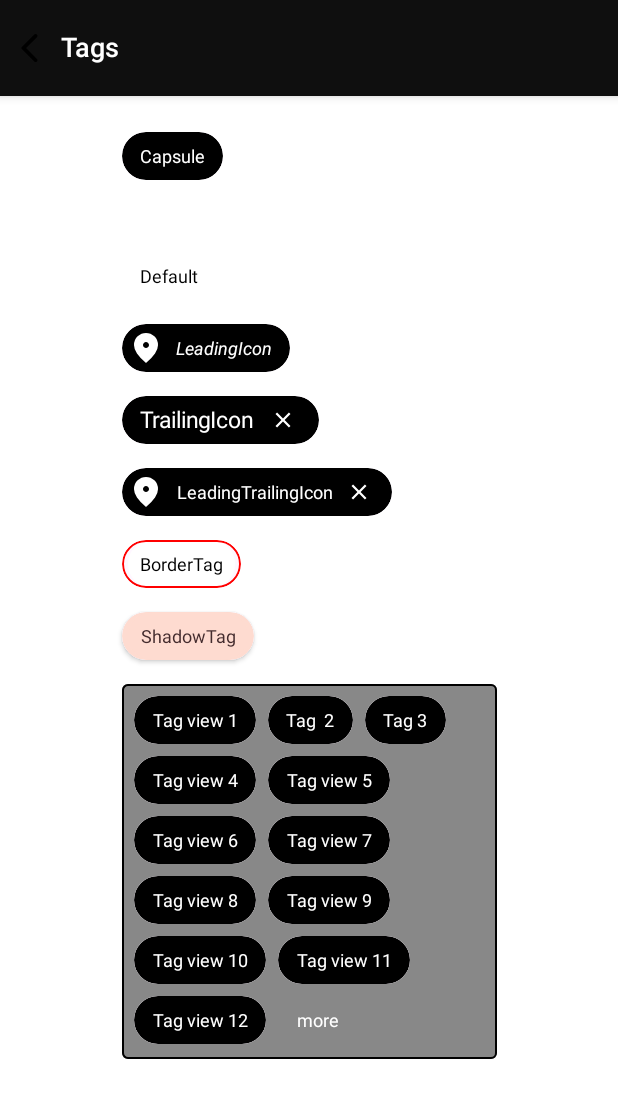
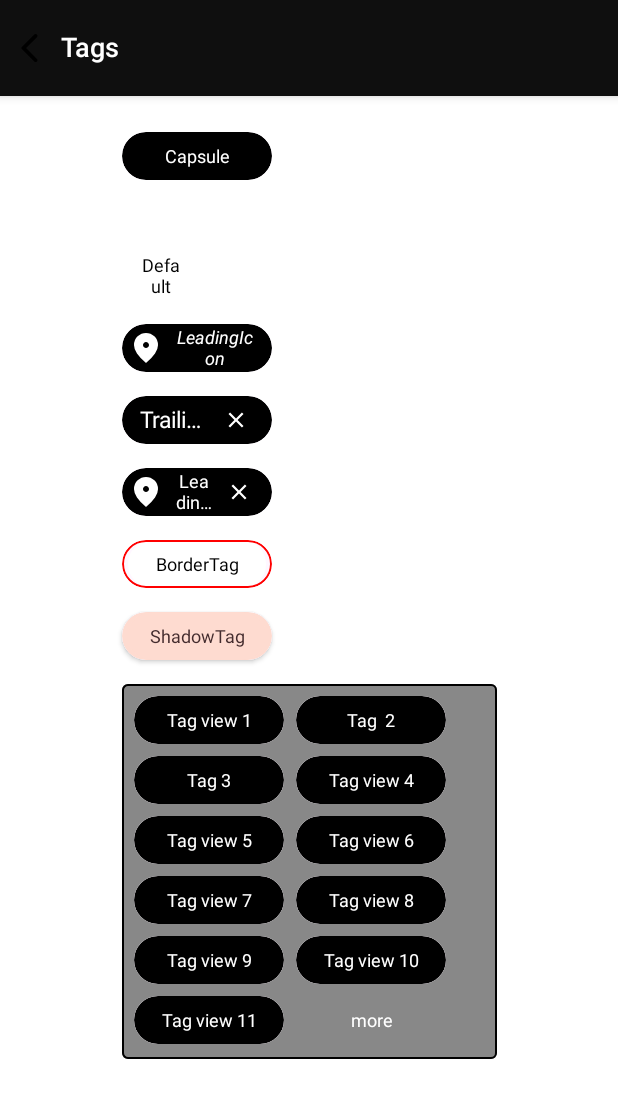
Before and after one commit to codeandtheory/YTag-android, an Android app built with Jetpack Compose: the YTagActivity screen opened directly, with no data from a screen before it, on a phone screen of 412 x 824 dp. Shown: the top 1098 px of the screen. Run offline under Robolectric (Android 15) with nearby library versions, the phone set to English and light mode, and no system bars; our stand-ins replace Dagger/Hilt's generated code, constraintlayout-compose.

Commit message:
Replaced Row layout with constraint layout in TagView to make text view fit in the tag view.

```diff
--- a/core/ui/src/main/java/co/yml/coreui/core/ui/ytag/TagView.kt
+++ b/core/ui/src/main/java/co/yml/coreui/core/ui/ytag/TagView.kt
@@ -7,9 +7,11 @@ import androidx.compose.foundation.clickable
 import androidx.compose.foundation.layout.*
 import androidx.compose.foundation.shape.CircleShape
 import androidx.compose.foundation.shape.RoundedCornerShape
-import androidx.compose.material3.*
+import androidx.compose.material3.Icon
+import androidx.compose.material3.IconButton
+import androidx.compose.material3.Surface
+import androidx.compose.material3.Text
 import androidx.compose.runtime.Composable
-import androidx.compose.ui.Alignment
 import androidx.compose.ui.Modifier
 import androidx.compose.ui.graphics.Color
 import androidx.compose.ui.graphics.RectangleShape
@@ -21,7 +23,8 @@ import androidx.compose.ui.tooling.preview.Preview
 import androidx.compose.ui.unit.Dp
 import androidx.compose.ui.unit.dp
 import androidx.compose.ui.unit.sp
-import co.yml.coreui.core.ui.ytag.model.TagViewData
+import androidx.constraintlayout.compose.ConstraintLayout
+import androidx.constraintlayout.compose.Dimension
 import co.yml.coreui.core.ui.ytag.model.TagViewModifiers
 
 /**
@@ -53,8 +56,10 @@ fun TagView(
                 .width(width = width ?: Dp.Unspecified)
                 .height(height = height)
         ) {
-            Row(
+            ConstraintLayout(
                 modifier = Modifier
+                    .width(width = width ?: Dp.Unspecified)
+                    .height(height)
                     .run {
                         if (enableBorder) {
                             border(
@@ -77,10 +82,18 @@ fun TagView(
                     .background(
                         color = backgroundColor,
                         shape = shape
-                    ),
-                verticalAlignment = Alignment.CenterVertically
+                    )
             ) {
-                leadingIcon?.invoke(enabled)
+                val (leading_icon, text_view, trailing_icon) = createRefs()
+
+                Box(modifier = Modifier.constrainAs(leading_icon) {
+                    start.linkTo(parent.start)
+                    top.linkTo(parent.top)
+                    bottom.linkTo(parent.bottom)
+                }
+                ) {
+                    leadingIcon?.invoke(enabled)
+                }
 
                 Text(
                     text = overFlowText.ifEmpty { text },
@@ -91,10 +104,16 @@ fun TagView(
                     fontStyle = fontStyle,
                     letterSpacing = letterSpacing,
                     modifier = Modifier
+                        .constrainAs(text_view) {
+                            start.linkTo(leading_icon.end)
+                            end.linkTo(trailing_icon.start)
+                            top.linkTo(parent.top)
+                            bottom.linkTo(parent.bottom)
+                            width = Dimension.fillToConstraints
+                        }
                         .padding(
                             textPadding
                         )
-                        .align(Alignment.CenterVertically)
                         .semantics {
                             this.contentDescription = semantics
                         },
@@ -107,7 +126,15 @@ fun TagView(
                     maxLines = maxLines,
                     onTextLayout = onTextLayout
                 )
-                trailingIcon?.invoke(enabled)
+                Box(modifier = Modifier.constrainAs(trailing_icon) {
+                    end.linkTo(parent.end)
+                    top.linkTo(parent.top)
+                    bottom.linkTo(parent.bottom)
+                }
+                ) {
+                    trailingIcon?.invoke(enabled)
+                }
+
             }
         }
     }
--- a/core/ui/src/main/java/co/yml/coreui/core/ui/ytag/TagViewContainer.kt
+++ b/core/ui/src/main/java/co/yml/coreui/core/ui/ytag/TagViewContainer.kt
@@ -222,7 +222,6 @@ fun showOverFlow(
 
     if (tagViewContainerModifiers.moreTagConfiguration.showOverFlow) {
         val moreTagPlaceAble = placeAbles.last()
-        val remainingTags = placeAbles.lastIndex - 1 - index
 
         if (offset.x + moreTagPlaceAble.first.width < constraints.maxWidth && offset.y + moreTagPlaceAble.first.height < constraints.maxHeight) {
             //place more tag
@@ -238,10 +237,13 @@ fun showOverFlow(
                 val moreTagYOffset = previousOffset.y
 
                 if (moreTagXOffset + moreTagPlaceAble.first.width < constraints.maxWidth && moreTagYOffset + moreTagPlaceAble.first.height < constraints.maxHeight) {
+                    val remainingTags = placeAbles.lastIndex - index
+                    tagViewContainerModifiers.moreTagConfiguration.overFlowText.invoke(remainingTags)
                     return Pair(moreTagPlaceAble.first, IntOffset(moreTagXOffset, moreTagYOffset))
                 }
             }
-
+            val remainingTags = placeAbles.lastIndex - index
+            tagViewContainerModifiers.moreTagConfiguration.overFlowText.invoke(remainingTags)
             return moreTagPlaceAble
         }
     } else {
--- a/core/ui/src/main/java/co/yml/coreui/core/ui/ytag/model/TagViewContainerModifiers.kt
+++ b/core/ui/src/main/java/co/yml/coreui/core/ui/ytag/model/TagViewContainerModifiers.kt
@@ -23,7 +23,7 @@ import androidx.compose.ui.unit.dp
  * @param containerPaddingValues define padding for TagViewContainer
  * @param tagSpacingHorizontal horizontal padding between tag views
  * @param tagSpacingVertical vertical padding between tag views
- *
+ * @param semantics add content description for tag view container
  */
 data class TagViewContainerModifiers(
     val minWidth: Dp,
--- a/core/ui/src/main/java/co/yml/coreui/core/ui/ytag/model/TagViewModifiers.kt
+++ b/core/ui/src/main/java/co/yml/coreui/core/ui/ytag/model/TagViewModifiers.kt
@@ -50,6 +50,7 @@ import androidx.compose.ui.unit.sp
  * @param shadowElevation  The size of the shadow below the surface.
  * @param containerPaddingValues define padding for TagView
  * @param onClick perform click event
+ * @param semantics add content description for tag view
  */
 data class TagViewModifiers(
     val minWidth: Dp,
--- a/feature/ytag/src/main/java/co/yml/coreui/feature/ytag/ui/YTagActivity.kt
+++ b/feature/ytag/src/main/java/co/yml/coreui/feature/ytag/ui/YTagActivity.kt
@@ -27,6 +27,7 @@ import androidx.compose.ui.res.stringResource
 import androidx.compose.ui.text.TextStyle
 import androidx.compose.ui.text.font.FontFamily
 import androidx.compose.ui.text.font.FontStyle
+import androidx.compose.ui.text.style.TextAlign
 import androidx.compose.ui.text.style.TextOverflow
 import androidx.compose.ui.unit.dp
 import androidx.compose.ui.unit.sp
@@ -104,6 +105,7 @@ fun DefaultTag() {
 @Composable
 fun CapsuleTag() {
     val tagViewModifiers = TagViewModifiers.Builder()
+        .width(100.dp)
         .shape(CircleShape)
         .backgroundColor(Color.Black)
         .textColor(Color.White)
@@ -119,6 +121,7 @@ fun CapsuleTag() {
 @Composable
 fun RectangleTag() {
     val tagViewModifiers = TagViewModifiers.Builder()
+        .width(100.dp)
         .shape(RectangleShape)
         .backgroundColor(Color.Black)
         .textColor(Color.White)
@@ -135,6 +138,7 @@ fun RectangleTag() {
 fun RoundRectangleTag() {
     val tagViewModifiers = TagViewModifiers.Builder()
         .shape(RoundedCornerShape(dimensionResource(id = R.dimen.padding_small)))
+        .width(100.dp)
         .backgroundColor(Color.Black)
         .textColor(Color.White)
         .style(textStyle)
@@ -150,6 +154,9 @@ fun RoundRectangleTag() {
 fun TagWithLeadingIcon() {
     val context = LocalContext.current
     val tagViewModifiers = TagViewModifiers.Builder()
+        .width(100.dp)
+        .maxLines(1)
+        .overFlow(TextOverflow.Ellipsis)
         .shape(CircleShape)
         .backgroundColor(Color.Black)
         .textColor(Color.White)
@@ -178,6 +185,10 @@ fun TagWithLeadingIcon() {
 fun TagWithTrailingIcon() {
     val context = LocalContext.current
     val tagViewModifiers = TagViewModifiers.Builder()
+        .width(100.dp)
+        .maxLines(1)
+        .textAlign(TextAlign.Start)
+        .overFlow(TextOverflow.Ellipsis)
         .shape(CircleShape)
         .backgroundColor(Color.Black)
         .textColor(Color.White)
@@ -206,6 +217,9 @@ fun TagWithTrailingIcon() {
 fun TagWithLeadingTrailingIcon() {
     val context = LocalContext.current
     val tagViewModifiers = TagViewModifiers.Builder()
+        .width(100.dp)
+        .maxLines(1)
+        .overFlow(TextOverflow.Ellipsis)
         .shape(CircleShape)
         .backgroundColor(Color.Black)
         .maxLines(1)
@@ -258,6 +272,7 @@ fun TagWithLeadingTrailingIcon() {
 @Composable
 fun BorderTag() {
     val tagViewModifiers = TagViewModifiers.Builder()
+        .width(100.dp)
         .textColor(Color.Black)
         .enableBorder(true)
         .borderColor(Color.Red)
@@ -276,6 +291,7 @@ fun BorderTag() {
 @Composable
 fun ShadowTag() {
     val tagViewModifiers = TagViewModifiers.Builder()
+        .width(100.dp)
         .textColor(colorResource(id = co.yml.coreui.feature.ytag.R.color.tag_text_color))
         .backgroundColor(colorResource(id = co.yml.coreui.feature.ytag.R.color.tag_background_color))
         .shape(CircleShape)
@@ -295,9 +311,12 @@ fun ShadowTag() {
 fun DefaultTagViewContainer() {
     val tagViewModifiers = TagViewModifiers.Builder()
         .shape(CircleShape)
+        .width(100.dp)
         .backgroundColor(Color.Black)
         .textColor(Color.White)
         .style(textStyle)
+        .maxLines(1)
+        .overFlow(TextOverflow.Ellipsis)
         .onCLick {
             Log.i("check_click", "tag view clicked")
             //remove the current tag view from the list
@@ -307,6 +326,7 @@ fun DefaultTagViewContainer() {
     val tagViewData = listOf(
         TagViewData("Tag view 1", tagViewModifiers),
         TagViewData("Tag  2", TagViewModifiers.Builder()
+            .width(100.dp)
             .shape(CircleShape)
             .backgroundColor(Color.Black)
             .textColor(Color.White)
@@ -342,9 +362,11 @@ fun DefaultTagViewContainer() {
             TagViewData(
                 text = "more",
                 overFlowText = { count ->
+                    Log.i("check_over_flow","remaining tags: $count")
                     "$count more items"
                 },
                 tagViewModifiers = TagViewModifiers.Builder().backgroundColor(Color.Gray)
+                    .width(100.dp)
                     .textColor(Color.White)
                     .onCLick { Log.i("check_click", "more tag clicked") }.build()
             )
--- a/gradle/libs.versions.toml
+++ b/gradle/libs.versions.toml
@@ -23,6 +23,7 @@ androidxTestRunner = "1.5.1"
 androidxTestMonitor = "1.6.0"
 androidxTestCore = "1.4.0"
 androidxTestExt = "1.1.4"
+constraintlayout = "1.0.1"
 
 #hilt
 hilt = "2.44"
@@ -94,6 +95,7 @@ androidx-navigation-compose = { group = "androidx.navigation", name = "navigatio
 androidx-lifecycle-viewModelCompose = { group = "androidx.lifecycle", name = "lifecycle-viewmodel-compose", version.ref = "androidxLifecycle" }
 androidx-lifecycle-viewModel-ktx = { group = "androidx.lifecycle", name = "lifecycle-viewmodel-ktx", version.ref = "androidxLifecycle" }
 androidx-navigation-testing = { group = "androidx.navigation", name = "navigation-testing", version.ref = "androidxNavigation" }
+androidx-constraintlayout = { group = "androidx.constraintlayout", name = "constraintlayout-compose", version.ref = "constraintlayout" }
 
 #hilt
 hilt_compiler = { module = "com.google.dagger:hilt-android-compiler", version.ref = "hilt" }
@@ -130,7 +132,7 @@ test_runner = { module = "androidx.test:runner", version.ref = "test_runner" }
 
 [bundles]
 # Define bundles/groups of libraries
-compose = ["androidx.activity.compose", "androidx.compose.foundation", "androidx.navigation.compose", "androidx.compose.material3", "androidx.compose.material3.windowSizeClass", "androidx.compose.runtime","androidx.compose.ui.tooling","androidx.compose.ui.tooling.preview"]
+compose = ["androidx.activity.compose", "androidx.compose.foundation", "androidx.navigation.compose", "androidx.compose.material3", "androidx.compose.material3.windowSizeClass", "androidx.compose.runtime","androidx.compose.ui.tooling","androidx.compose.ui.tooling.preview", "androidx.constraintlayout"]
 test = ["androidx.test.core","androidx.test.ext","androidx.test.rules","androidx.test.runner", "compose_ui_testing"]
 coroutine_test = ["coroutine.test", "coroutine.turbine"]
 hilt = ["hilt.compiler","hilt.android","hilt.test"]
```
